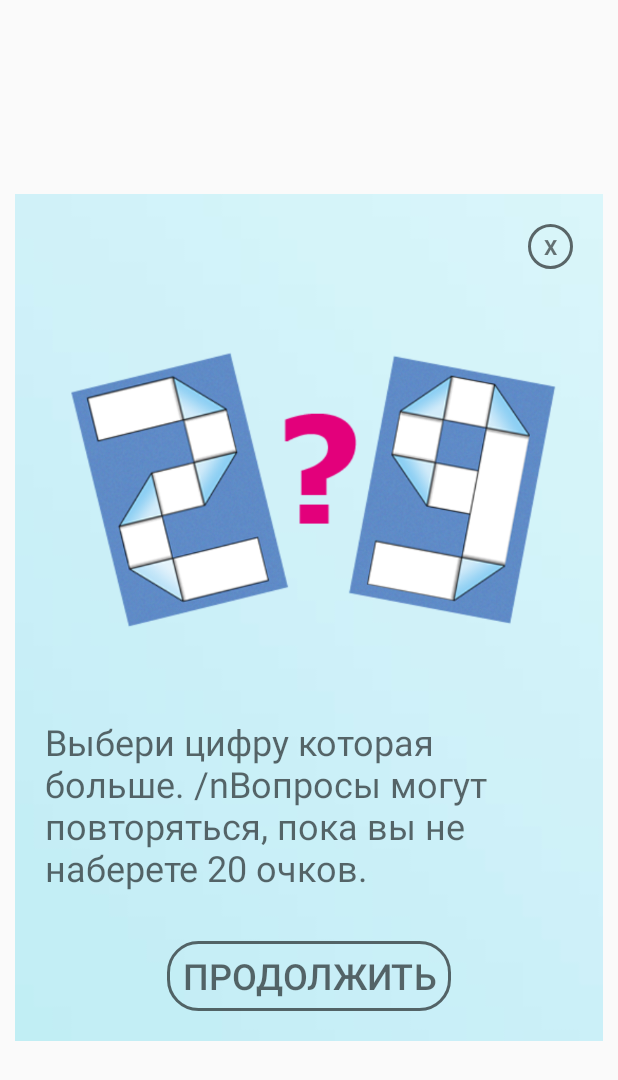
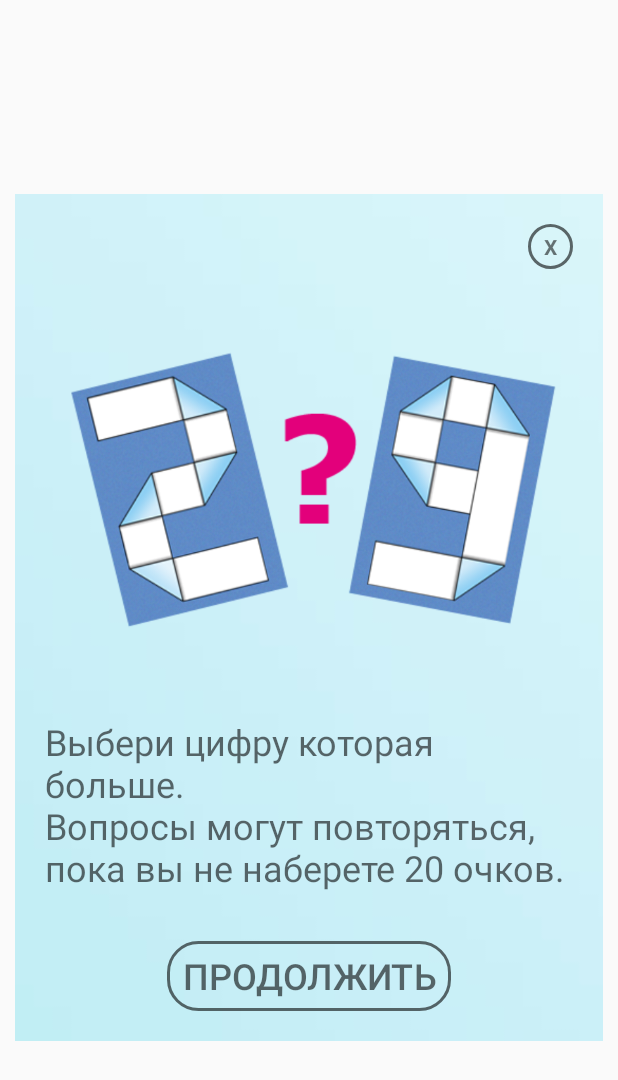
Before and after one commit to antonprog888/Quiz, an Android app: the layout previewdialog.xml on its own in the app's theme, with its tools: preview values and no code run, on a phone screen of 412 x 824 dp. Shown: the top 1080 px of the screen. Run offline under Robolectric (Android 15) with nearby library versions, the phone set to English and light mode, and no system bars.

Commit message:
level twenty two

```diff
--- a/app/src/main/res/values/descriptionlevels.xml
+++ b/app/src/main/res/values/descriptionlevels.xml
@@ -1,4 +1,4 @@
 <?xml version="1.0" encoding="utf-8"?>
 <resources>
-    <string name="levelone">Выбери цифру которая больше. /nВопросы могут повторяться, пока вы не наберете 20 очков. </string>
+    <string name="levelone">Выбери цифру которая больше. \nВопросы могут повторяться, пока вы не наберете 20 очков. </string>
 </resources>
```
Also changed, not shown: app/src/main/java/spase/suchkov/quiz/Level1.java (+18 -10 lines).
